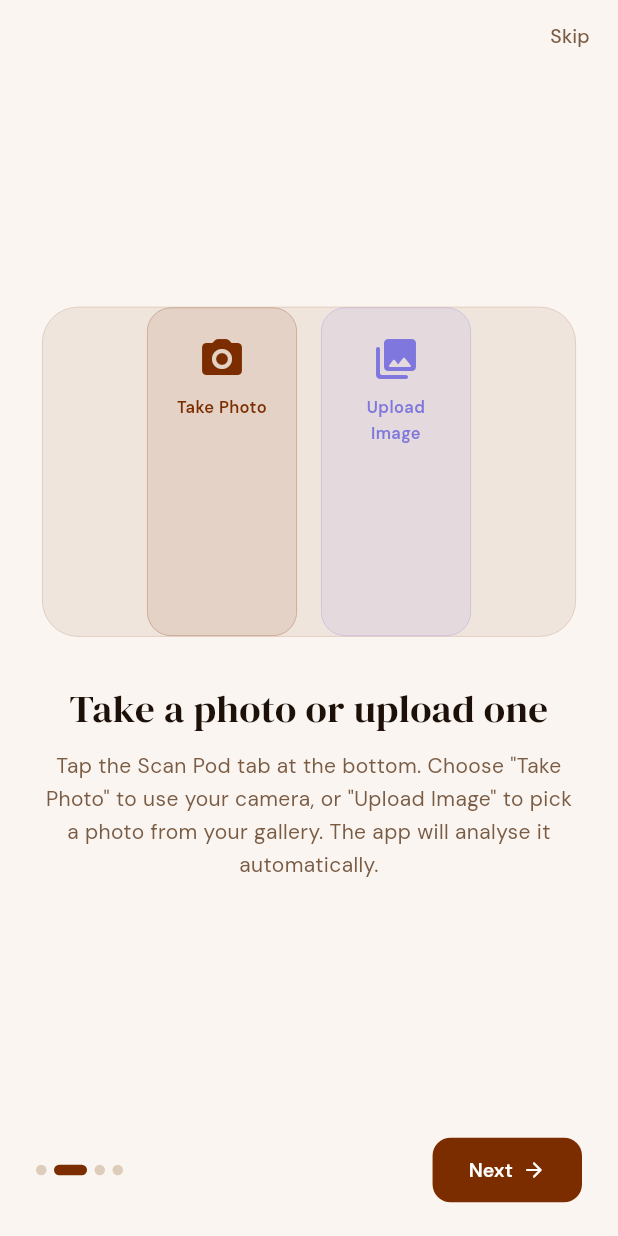
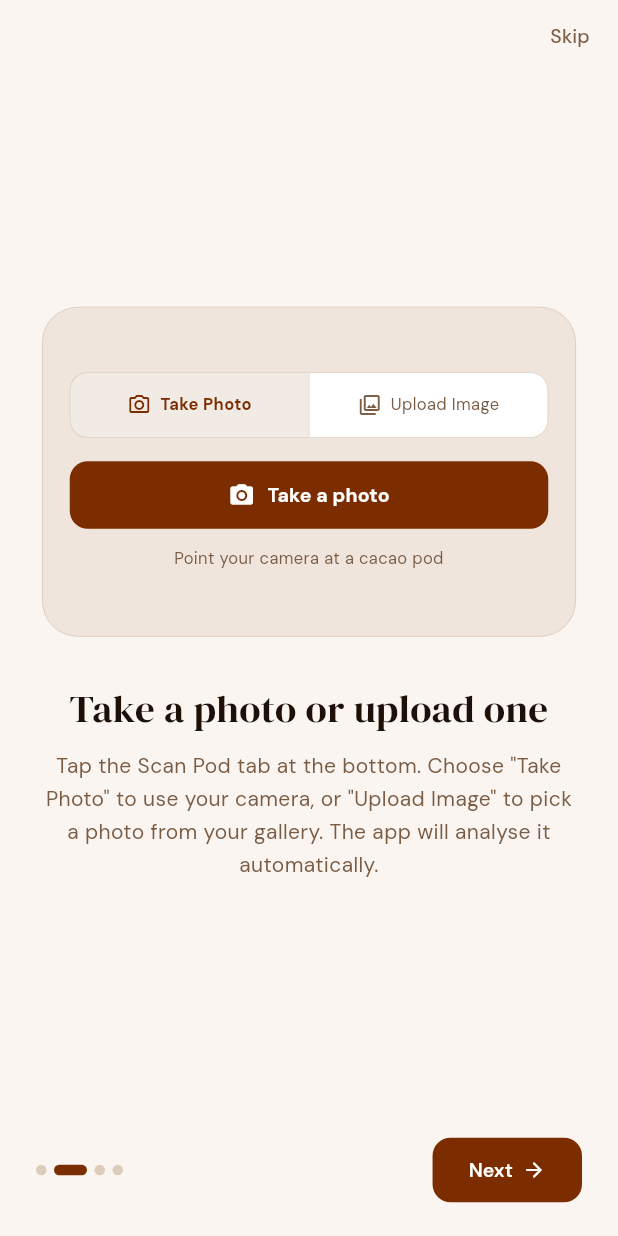
Before and after one commit to padastevefrancisking/kakawise, a Flutter app: the screen it shows after launch, swiped to page 2, on a phone screen of 412 x 824 dp. Run offline on Flutter 3.47's test engine with Material 3 defaults, Android fonts, the phone set to English and light mode, and no system bars; our stand-ins replace google_fonts, image_picker, shared_preferences; missing offline and left inert: flutter_onnxruntime.

Commit message:
updates tutorial screen to reflect current ui overhaul

```diff
--- a/lib/screens/tutorial_screen.dart
+++ b/lib/screens/tutorial_screen.dart
@@ -277,29 +277,132 @@ class _Page2HowTo extends StatelessWidget {
 
   @override
   Widget build(BuildContext context) {
-    return const _TutorialPage(
+    return _TutorialPage(
       accentColor: KakaWiseTheme.primary,
       title: 'Take a photo or upload one',
       body:
-      'Tap the Scan Pod tab at the bottom. '
-          'Choose "Take Photo" to use your camera, or '
-          '"Upload Image" to pick a photo from your gallery. '
-          'The app will analyse it automatically.',
-      illustration: Row(
+      'Tap the Scan Pod tab at the bottom. Choose "Take Photo" to use your camera, or "Upload Image" to pick a photo from your gallery. The app will analyse it automatically.',
+
+      illustration: Padding(
+        padding: const EdgeInsets.symmetric(horizontal: 18, vertical: 18),
+        child: Column(
           mainAxisAlignment: MainAxisAlignment.center,
           children: [
-          _MethodCard(
-            icon: Icons.camera_alt_rounded,
-            label: 'Take Photo',
+            // ── Segmented toggle ───────────────────────────────
+            Container(
+              height: 44,
+              decoration: BoxDecoration(
+                color: Colors.white,
+                borderRadius: BorderRadius.circular(12),
+                border: Border.all(
+                  color: KakaWiseTheme.border,
+                  width: 0.5,
+                ),
+              ),
+              child: Row(
+                children: [
+                  Expanded(
+                    child: Container(
+                      height: double.infinity,
+                      decoration: BoxDecoration(
+                        color: KakaWiseTheme.primary.withOpacity(0.10),
+                        borderRadius: const BorderRadius.horizontal(
+                          left: Radius.circular(11),
+                        ),
+                      ),
+                      child: Row(
+                        mainAxisAlignment: MainAxisAlignment.center,
+                        children: [
+                          Icon(
+                            Icons.camera_alt_outlined,
+                            size: 16,
                             color: KakaWiseTheme.primary,
                           ),
-          SizedBox(width: 16),
-          _MethodCard(
-            icon: Icons.photo_library_rounded,
-            label: 'Upload Image',
-            color: Color(0xFF7F77DD),
+                          const SizedBox(width: 6),
+                          Text(
+                            'Take Photo',
+                            style: GoogleFonts.dmSans(
+                              fontSize: 11,
+                              fontWeight: FontWeight.w700,
+                              color: KakaWiseTheme.primary,
+                            ),
                           ),
                         ],
+                      ),
+                    ),
+                  ),
+
+                  Container(
+                    width: 0.5,
+                    color: KakaWiseTheme.border,
+                  ),
+
+                  Expanded(
+                    child: Row(
+                      mainAxisAlignment: MainAxisAlignment.center,
+                      children: [
+                        Icon(
+                          Icons.photo_library_outlined,
+                          size: 16,
+                          color: KakaWiseTheme.textSecondary,
+                        ),
+                        const SizedBox(width: 6),
+                        Text(
+                          'Upload Image',
+                          style: GoogleFonts.dmSans(
+                            fontSize: 11,
+                            color: KakaWiseTheme.textSecondary,
+                          ),
+                        ),
+                      ],
+                    ),
+                  ),
+                ],
+              ),
+            ),
+
+            const SizedBox(height: 14),
+
+            // ── Main scan button ──────────────────────────────
+            SizedBox(
+              width: double.infinity,
+              child: FilledButton.icon(
+                onPressed: null,
+                style: FilledButton.styleFrom(
+                  disabledBackgroundColor: KakaWiseTheme.primary,
+                  shape: RoundedRectangleBorder(
+                    borderRadius: BorderRadius.circular(12),
+                  ),
+                  padding: const EdgeInsets.symmetric(vertical: 13),
+                ),
+                icon: const Icon(
+                  Icons.camera_alt_rounded,
+                  size: 18,
+                  color: Colors.white,
+                ),
+                label: Text(
+                  'Take a photo',
+                  style: GoogleFonts.dmSans(
+                    fontSize: 13,
+                    fontWeight: FontWeight.w700,
+                    color: Colors.white,
+                  ),
+                ),
+              ),
+            ),
+
+            const SizedBox(height: 10),
+
+            Text(
+              'Point your camera at a cacao pod',
+              textAlign: TextAlign.center,
+              style: GoogleFonts.dmSans(
+                fontSize: 11,
+                color: KakaWiseTheme.textSecondary,
+              ),
+            ),
+          ],
+        ),
       ),
     );
   }
```
Lines whose indentation alone changed are shown as unchanged.
